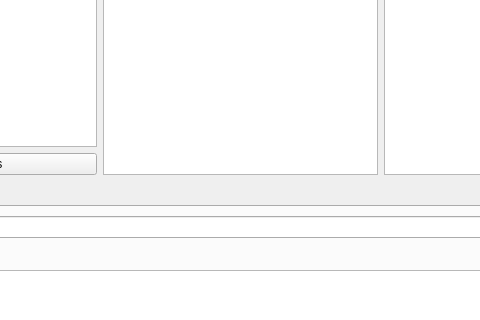
First picture: the form in src/doris.ui, repository olivierfriard/DORIS, before the edit; both pictures show x 517 to 997 and y 371 to 691 of the 1186 by 971 pixel window.
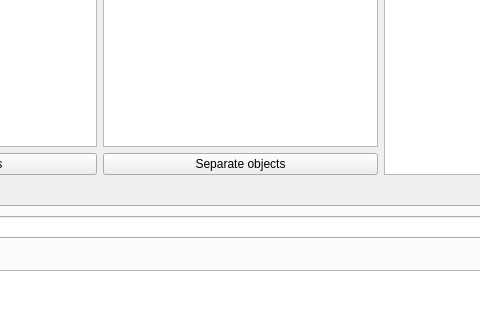
Second picture: the form after the edit.

What changed in the file:
```diff
--- a/src/doris.ui
+++ b/src/doris.ui
@@ -524,6 +524,13 @@
           </property>
          </widget>
         </item>
+        <item>
+         <widget class="QPushButton" name="pb_separate_objects">
+          <property name="text">
+           <string>Separate objects</string>
+          </property>
+         </widget>
+        </item>
        </layout>
       </item>
       <item>
```
